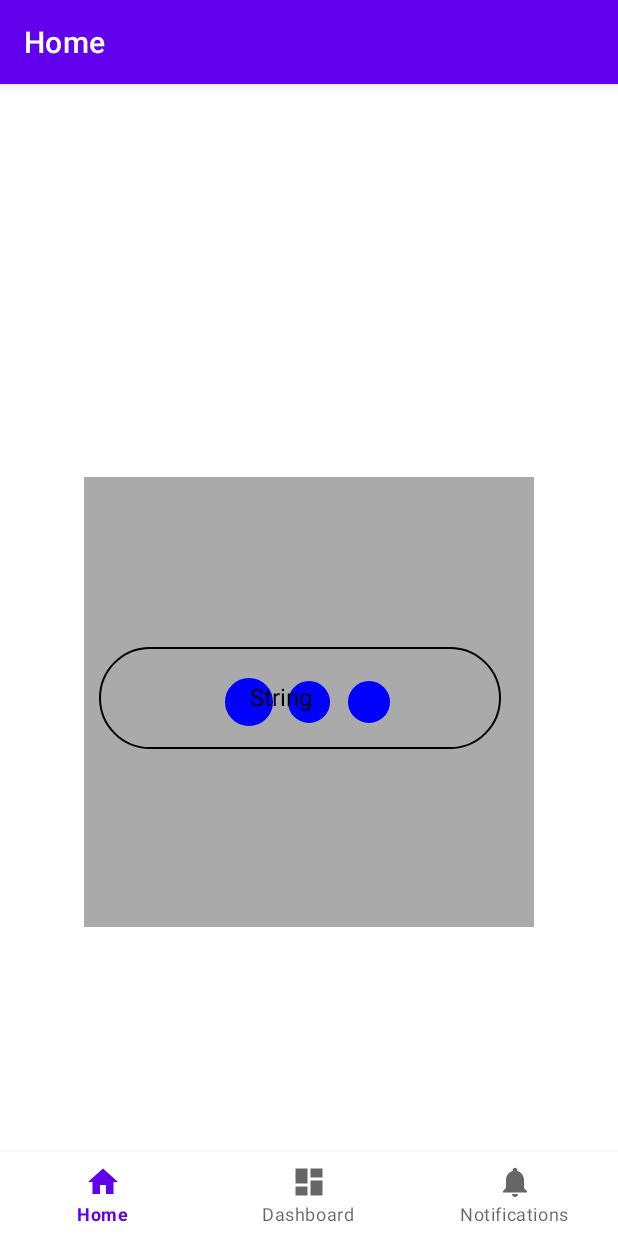
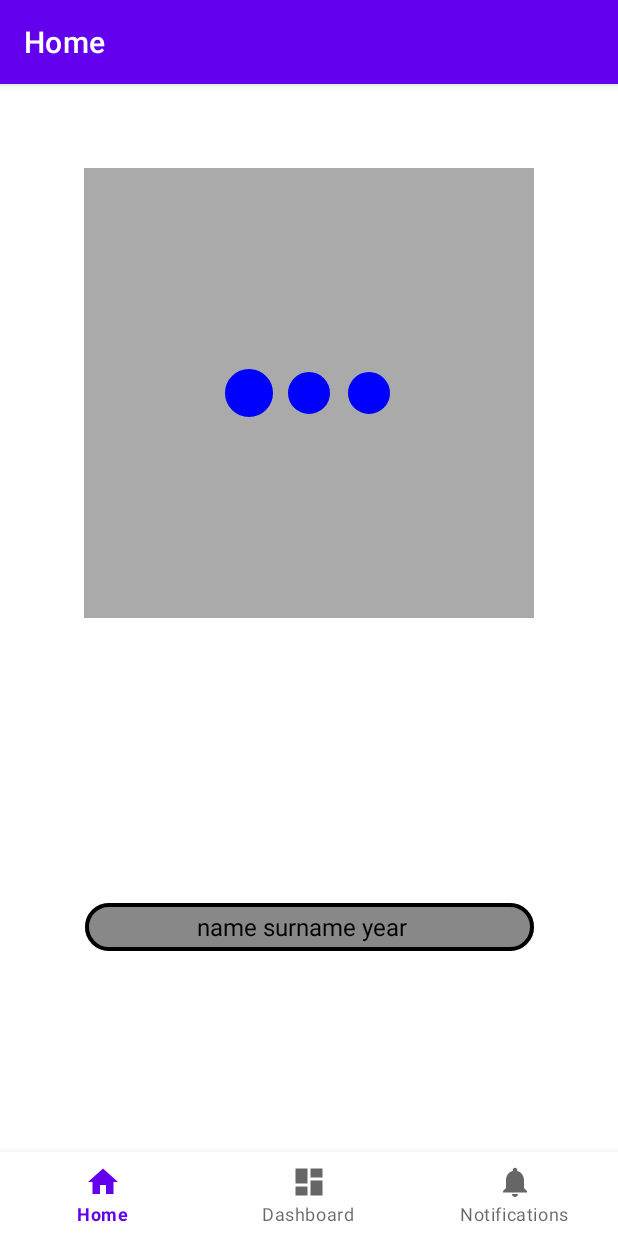
Before and after one commit to seoleo96/Training, an Android app: the screen it shows after launch (MainActivity), on a phone screen of 412 x 824 dp. Run offline under Robolectric (Android 15) with nearby library versions, the phone set to English and light mode, and no system bars; our stand-ins replace navigation-ui.

Commit message:
initial commit

```diff
--- a/app/src/main/java/com/example/training/ui/home/YoutubeContentBelowMenu.kt
+++ b/app/src/main/java/com/example/training/ui/home/YoutubeContentBelowMenu.kt
@@ -4,29 +4,93 @@ import android.content.Context
 import android.graphics.Canvas
 import android.graphics.Color
 import android.graphics.Paint
+import android.graphics.Rect
 import android.util.AttributeSet
+import android.util.Log
 import android.view.View
+import androidx.core.content.ContextCompat
+import androidx.core.content.withStyledAttributes
+import com.example.training.R
+import kotlin.properties.Delegates
 
-class YoutubeContentBelowMenu(
+class YoutubeContentBelowMenu @JvmOverloads constructor(
     context: Context,
-    attributeSet: AttributeSet,
-) : View(context, attributeSet) {
+    attrs: AttributeSet? = null,
+    defStyleAttrs: Int = 0,
+    defStyleRes: Int = 0,
+) : View(context, attrs, defStyleAttrs, defStyleRes) {
 
     private val paint = Paint(Paint.ANTI_ALIAS_FLAG)
     private val textPaint = Paint(Paint.ANTI_ALIAS_FLAG)
+    private val strokePaint = Paint(Paint.ANTI_ALIAS_FLAG)
+    val textBounds = Rect()
+    private var textToDraw = ""
+    private var backgroundColor  = 0
 
     init {
         paint.color = Color.BLACK
         paint.strokeWidth = 2f
-        paint.style = Paint.Style.STROKE
+        paint.style = Paint.Style.FILL
         textPaint.apply {
             textSize = 24f
             color = Color.BLACK
         }
+        strokePaint.apply {
+            color = Color.BLACK
+            strokeWidth = 4f
+            style = Paint.Style.STROKE
+        }
+        context.withStyledAttributes(attrs, R.styleable.YoutubeContentBelowMenu) {
+             backgroundColor = getColor(
+                R.styleable.YoutubeContentBelowMenu_android_background,
+                ContextCompat.getColor(context, R.color.black)
+            )
+            val text = getString(R.styleable.YoutubeContentBelowMenu_android_text)
+            Log.e(TAG, "withStyledAttributes: $text")
+            textToDraw = "$text"
+        }
+    }
+
+    override fun onMeasure(widthMeasureSpec: Int, heightMeasureSpec: Int) {
+        textPaint.getTextBounds(textToDraw, 0, textToDraw.length, textBounds)
+        val textWidth = textBounds.width()
+        val textHeight = textBounds.height()
+        val measuredWidth = resolveSize(textWidth + paddingLeft + paddingRight + 240, widthMeasureSpec)
+        val measuredHeight = resolveSize(textHeight + paddingLeft + paddingRight + 240, heightMeasureSpec)
+        setMeasuredDimension(measuredWidth, measuredHeight)
     }
 
     override fun onDraw(canvas: Canvas) {
-        canvas.drawRoundRect(100F, 200F, 500f, 100f, 60f, 60f, paint)
-        canvas.drawText("String", 250f, 158f, textPaint)
+        paint.color = Color.GRAY
+
+        canvas.drawRoundRect(
+            0f,
+            0f,
+            width.toFloat(),
+            height.toFloat(),
+            60f,
+            60f,
+            paint
+        )
+
+        canvas.drawRoundRect(
+            2f,
+            2f,
+            width.toFloat() - 2f,
+            height.toFloat()-2f,
+            60f -2f,
+            60f -2f,
+            strokePaint
+        )
+
+        Log.e(TAG, "onDraw: textToDraw $textToDraw")
+        Log.e(TAG, "onDraw: width $width")
+        Log.e(TAG, "onDraw: height $height")
+        Log.e(TAG, "onDraw: textToDraw ${textBounds.width()}")
+        canvas.drawText(textToDraw, width.toFloat()/4, height.toFloat()/2 + textBounds.height() / 2, textPaint)
+    }
+
+    companion object {
+        private const val TAG = "YoutubeContentBelowMenu"
     }
 }
--- a/app/src/main/res/layout/fragment_home.xml
+++ b/app/src/main/res/layout/fragment_home.xml
@@ -12,7 +12,6 @@
         android:layout_height="300dp"
         android:background="#AAAAAA"
         android:gravity="center"
-        app:layout_constraintBottom_toBottomOf="parent"
         app:layout_constraintEnd_toEndOf="parent"
         app:layout_constraintStart_toStartOf="parent"
         app:layout_constraintTop_toTopOf="parent">
@@ -24,7 +23,8 @@
 
     <com.example.training.ui.home.YoutubeContentBelowMenu
         android:layout_width="wrap_content"
-        android:layout_height="wrap_content"
+        android:layout_height="32dp"
+        android:text="name surname year"
         app:layout_constraintBottom_toBottomOf="parent"
         app:layout_constraintEnd_toEndOf="parent"
         app:layout_constraintStart_toStartOf="parent"
--- /dev/null
+++ b/app/src/main/res/values/attrs.xml
@@ -0,0 +1,9 @@
+<?xml version="1.0" encoding="utf-8"?>
+<resources>
+    <declare-styleable name="YoutubeContentBelowMenu">
+        <attr name="android:text" format="string"/>
+        <attr name="android:background" format="color"/>
+        <attr name="android:layout_width" format="dimension"/>
+        <attr name="android:layout_height" format="dimension"/>
+    </declare-styleable>
+</resources>
```
